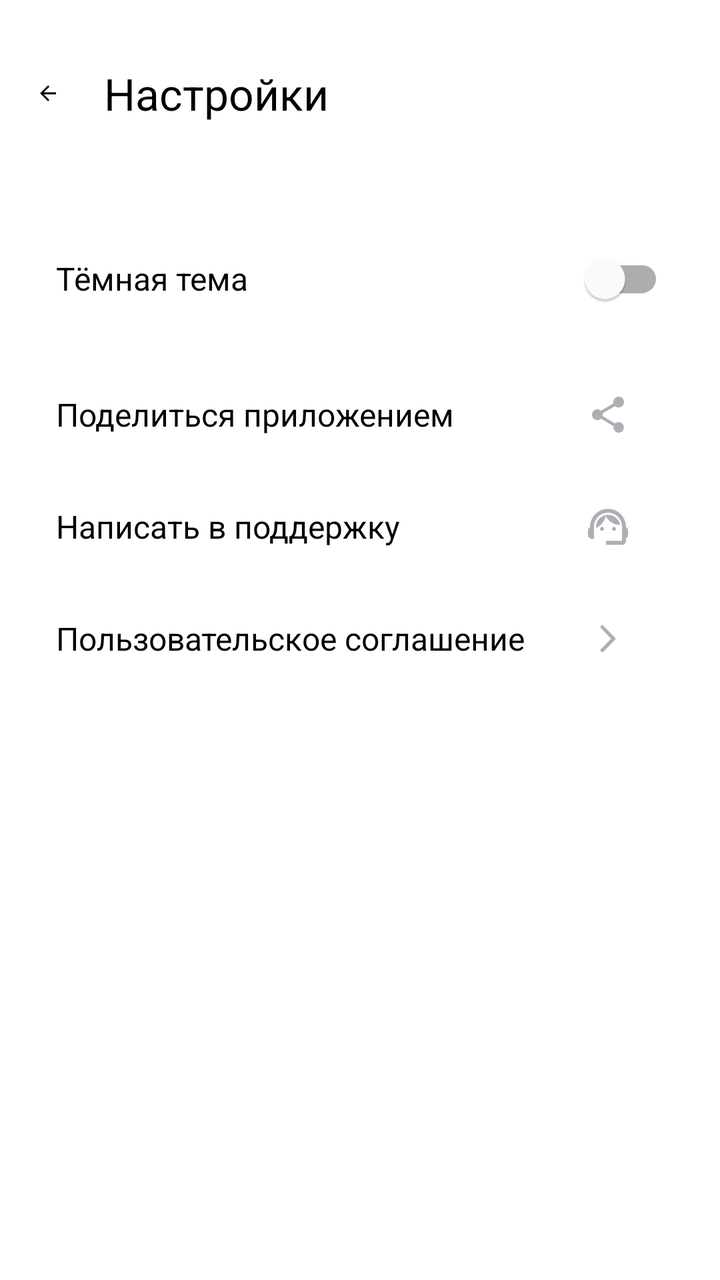
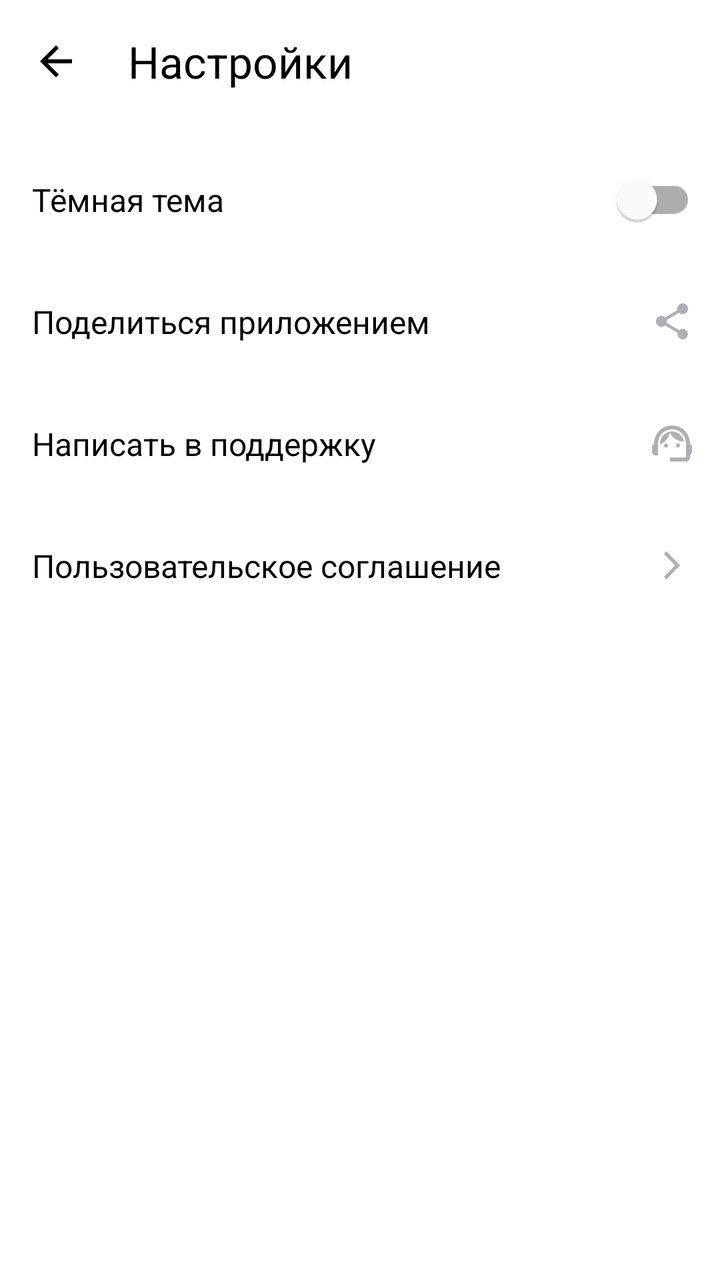

Before-and-after screenshots of an Android layout around one commit, followed by the original layout XML and the change that was made.
<!-- AndroidManifest.xml: application theme Theme.MaterialComponents.DayNight.NoActionBar -->
<!-- res/layout/activity_settings.xml -->
<?xml version="1.0" encoding="utf-8"?>
<LinearLayout xmlns:android="http://schemas.android.com/apk/res/android"
    xmlns:app="http://schemas.android.com/apk/res-auto"
    xmlns:tools="http://schemas.android.com/tools"
    android:layout_width="match_parent"
    android:layout_height="match_parent"
    android:orientation="vertical"
    android:padding="@dimen/main_padding"
    android:background="@color/white">

    <LinearLayout
        android:layout_width="match_parent"
        android:layout_height="wrap_content"
        android:orientation="horizontal"
        android:gravity="center_vertical"
        android:layout_marginTop="20dp"
        android:layout_marginBottom="30dp">

        <ImageView
	    android:id="@+id/backButton"
            android:layout_width="@dimen/back_icon_size"
            android:layout_height="@dimen/back_icon_size"
            android:src="@drawable/ic_button_back"
            android:layout_marginEnd="@dimen/back_icon_margin_end"
            app:tint="@color/black"
	    android:contentDescription="@string/back_button_description" />

        <TextView
            android:layout_width="0dp"
            android:layout_height="wrap_content"
            android:layout_weight="1"
            android:text="@string/settings_title"
            android:textSize="@dimen/settings_title_size"
            android:textColor="@color/black"
            android:gravity="center_vertical" />

        <View
            android:layout_width="@dimen/back_icon_size"
            android:layout_height="@dimen/back_icon_size"
            android:layout_marginEnd="@dimen/back_icon_margin_end" />

    </LinearLayout>

    <LinearLayout
        android:layout_width="match_parent"
        android:layout_height="wrap_content"
        android:orientation="vertical"
        android:background="@color/white"
        android:paddingVertical="@dimen/settings_padding_vertical"
        app:cornerRadius="@dimen/settings_corner_radius">

        <LinearLayout
            android:layout_width="match_parent"
            android:layout_height="wrap_content"
            android:orientation="horizontal"
            android:gravity="center_vertical"
            android:padding="16dp">

            <TextView
                android:layout_width="0dp"
                android:layout_height="wrap_content"
                android:layout_weight="1"
                android:text="@string/dark_theme"
                android:textSize="@dimen/settings_text_size"
                android:textColor="@color/black" />

            <com.google.android.material.switchmaterial.SwitchMaterial
                android:layout_width="wrap_content"
                android:layout_height="wrap_content" />

        </LinearLayout>

        <LinearLayout
            android:layout_width="match_parent"
            android:layout_height="wrap_content"
            android:orientation="horizontal"
            android:gravity="center_vertical"
            android:padding="16dp">

            <TextView
                android:layout_width="0dp"
                android:layout_height="wrap_content"
                android:layout_weight="1"
                android:text="@string/share_app"
                android:textSize="@dimen/settings_text_size"
                android:textColor="@color/black" />

            <LinearLayout
                android:layout_width="wrap_content"
                android:layout_height="wrap_content"
                android:orientation="horizontal"
                android:gravity="center_vertical">

                <ImageView
                    android:layout_width="@dimen/settings_icon_size"
                    android:layout_height="@dimen/settings_icon_size"
                    android:src="@drawable/ic_share"
                    android:layout_marginEnd="@dimen/settings_icon_margin_end"
                    app:tint="@color/gray"
		    android:contentDescription="@string/share_icon_description" />

            </LinearLayout>

        </LinearLayout>


        <LinearLayout
            android:layout_width="match_parent"
            android:layout_height="wrap_content"
            android:orientation="horizontal"
            android:gravity="center_vertical"
            android:padding="16dp">

            <TextView
                android:layout_width="0dp"
                android:layout_height="wrap_content"
                android:layout_weight="1"
                android:text="@string/support"
                android:textSize="@dimen/settings_text_size"
                android:textColor="@color/black" />

            <LinearLayout
                android:layout_width="wrap_content"
                android:layout_height="wrap_content"
                android:orientation="horizontal"
                android:gravity="center_vertical">

                <ImageView
                    android:layout_width="@dimen/settings_icon_size"
                    android:layout_height="@dimen/settings_icon_size"
                    android:src="@drawable/ic_support"
                    android:tint="@color/gray"
                    android:layout_marginEnd="@dimen/settings_icon_margin_end"
                    tools:ignore="UseAppTint"
		    android:contentDescription="@string/support_icon_description" />
 
	    </LinearLayout>

        </LinearLayout>



        <LinearLayout
            android:layout_width="match_parent"
            android:layout_height="wrap_content"
            android:orientation="horizontal"
            android:gravity="center_vertical"
            android:padding="16dp">

            <TextView
                android:layout_width="0dp"
                android:layout_height="wrap_content"
                android:layout_weight="1"
                android:text="@string/user_agreement"
                android:textSize="@dimen/settings_text_size"
                android:textColor="@color/black" />

            <LinearLayout
                android:layout_width="wrap_content"
                android:layout_height="wrap_content"
                android:orientation="horizontal"
                android:gravity="center_vertical">

                <ImageView
                    android:layout_width="@dimen/settings_icon_size"
                    android:layout_height="@dimen/settings_icon_size"
                    android:src="@drawable/ic_agreement"
                    android:layout_marginEnd="@dimen/settings_icon_margin_end"
                    app:tint="@color/gray"
		    android:contentDescription="@string/agreement_icon_description" />


             </LinearLayout>

        </LinearLayout>

    </LinearLayout>

</LinearLayout>
<!-- resources referenced by this layout -->
<resources>
  <color name="black">#000000</color>
  <color name="gray">#AEAFB4</color>
  <color name="white">#FFFFFF</color>
  <dimen name="back_icon_margin_end">16dp</dimen>
  <dimen name="back_icon_size">24dp</dimen>
  <dimen name="main_padding">12dp</dimen>
  <dimen name="settings_corner_radius">12dp</dimen>
  <dimen name="settings_icon_margin_end">16dp</dimen>
  <dimen name="settings_icon_size">24dp</dimen>
  <dimen name="settings_padding_vertical">8dp</dimen>
  <dimen name="settings_text_size">16sp</dimen>
  <dimen name="settings_title_size">22sp</dimen>
  <!-- drawable ic_agreement (drawable) -->
  <vector xmlns:android="http://schemas.android.com/apk/res/android"
      android:width="24dp"
      android:height="24dp"
      android:viewportWidth="24"
      android:viewportHeight="24">
    <path
        android:pathData="M8,17.749L9.213,19L16,12L9.213,5L8,6.252L13.573,12L8,17.749Z"
        android:fillColor="#AEAFB4"/>
  </vector>
  <!-- drawable ic_button_back (drawable) -->
  <vector xmlns:android="http://schemas.android.com/apk/res/android"
      android:width="48dp"
      android:height="48dp"
      android:viewportWidth="48"
      android:viewportHeight="48">
    <group>
      <clip-path
          android:pathData="M12,12h24v24h-24z"/>
      <path
          android:pathData="M32,23H19.83L25.42,17.41L24,16L16,24L24,32L25.41,30.59L19.83,25H32V23Z"
          android:fillColor="#1A1B22"/>
    </group>
  </vector>
  <!-- drawable ic_share (drawable) -->
  <vector xmlns:android="http://schemas.android.com/apk/res/android"
      android:width="24dp"
      android:height="24dp"
      android:viewportWidth="24"
      android:viewportHeight="24">
    <path
        android:pathData="M17.333,15.723C16.658,15.723 16.053,15.994 15.591,16.419L9.253,12.669C9.298,12.461 9.333,12.253 9.333,12.036C9.333,11.819 9.298,11.611 9.253,11.404L15.52,7.69C16,8.142 16.631,8.422 17.333,8.422C18.809,8.422 20,7.211 20,5.711C20,4.211 18.809,3 17.333,3C15.858,3 14.667,4.211 14.667,5.711C14.667,5.928 14.702,6.136 14.747,6.343L8.48,10.057C8,9.605 7.369,9.325 6.667,9.325C5.191,9.325 4,10.536 4,12.036C4,13.536 5.191,14.747 6.667,14.747C7.369,14.747 8,14.467 8.48,14.015L14.809,17.774C14.764,17.964 14.738,18.163 14.738,18.361C14.738,19.816 15.902,21 17.333,21C18.764,21 19.929,19.816 19.929,18.361C19.929,16.907 18.764,15.723 17.333,15.723Z"
        android:fillColor="#AEAFB4"/>
  </vector>
  <string name="agreement_icon_description">Иконка соглашения</string>
  <string name="back_button_description">Назад</string>
  <string name="dark_theme">Тёмная тема</string>
  <string name="settings_title">Настройки</string>
  <string name="share_app">Поделиться приложением</string>
  <string name="share_icon_description">Иконка поделиться</string>
  <string name="support">Написать в поддержку</string>
  <string name="support_icon_description">Иконка поддержки</string>
  <string name="user_agreement">Пользовательское соглашение</string>
  <!-- unchanged entries left out for length: 1 -->
</resources>

<!-- the commit's change to res/layout/activity_settings.xml (unified diff, before → after) -->
@@ -5,7 +5,6 @@
     android:layout_width="match_parent"
     android:layout_height="match_parent"
     android:orientation="vertical"
-    android:padding="@dimen/main_padding"
     android:background="@color/white">
 
     <LinearLayout
@@ -13,15 +12,14 @@
         android:layout_height="wrap_content"
         android:orientation="horizontal"
         android:gravity="center_vertical"
-        android:layout_marginTop="20dp"
-        android:layout_marginBottom="30dp">
+	android:padding="4dp"
+        tools:ignore="UseCompoundDrawables">
 
         <ImageView
 	    android:id="@+id/backButton"
             android:layout_width="@dimen/back_icon_size"
             android:layout_height="@dimen/back_icon_size"
             android:src="@drawable/ic_button_back"
-            android:layout_marginEnd="@dimen/back_icon_margin_end"
             app:tint="@color/black"
 	    android:contentDescription="@string/back_button_description" />
 
@@ -32,12 +30,9 @@
             android:text="@string/settings_title"
             android:textSize="@dimen/settings_title_size"
             android:textColor="@color/black"
-            android:gravity="center_vertical" />
+	    android:padding="12dp" />
 
-        <View
-            android:layout_width="@dimen/back_icon_size"
-            android:layout_height="@dimen/back_icon_size"
-            android:layout_marginEnd="@dimen/back_icon_margin_end" />
+        
 
     </LinearLayout>
 
@@ -51,10 +46,9 @@
 
         <LinearLayout
             android:layout_width="match_parent"
-            android:layout_height="wrap_content"
+            android:layout_height="61dp"
             android:orientation="horizontal"
-            android:gravity="center_vertical"
-            android:padding="16dp">
+            android:gravity="center_vertical">
 
             <TextView
                 android:layout_width="0dp"
@@ -62,20 +56,21 @@
                 android:layout_weight="1"
                 android:text="@string/dark_theme"
                 android:textSize="@dimen/settings_text_size"
-                android:textColor="@color/black" />
+                android:textColor="@color/black"
+		android:padding="16dp" />
 
             <com.google.android.material.switchmaterial.SwitchMaterial
                 android:layout_width="wrap_content"
-                android:layout_height="wrap_content" />
+                android:layout_height="wrap_content"
+		android:padding="12dp" />
 
         </LinearLayout>
 
         <LinearLayout
             android:layout_width="match_parent"
-            android:layout_height="wrap_content"
+            android:layout_height="61dp"
             android:orientation="horizontal"
-            android:gravity="center_vertical"
-            android:padding="16dp">
+            android:gravity="center_vertical">
 
             <TextView
                 android:layout_width="0dp"
@@ -83,19 +78,20 @@
                 android:layout_weight="1"
                 android:text="@string/share_app"
                 android:textSize="@dimen/settings_text_size"
-                android:textColor="@color/black" />
+                android:textColor="@color/black"
+		android:padding="16dp" />
 
             <LinearLayout
                 android:layout_width="wrap_content"
                 android:layout_height="wrap_content"
                 android:orientation="horizontal"
-                android:gravity="center_vertical">
+                android:gravity="center_vertical"
+		android:padding="12dp">
 
                 <ImageView
                     android:layout_width="@dimen/settings_icon_size"
                     android:layout_height="@dimen/settings_icon_size"
                     android:src="@drawable/ic_share"
-                    android:layout_marginEnd="@dimen/settings_icon_margin_end"
                     app:tint="@color/gray"
 		    android:contentDescription="@string/share_icon_description" />
 
@@ -106,10 +102,9 @@
 
         <LinearLayout
             android:layout_width="match_parent"
-            android:layout_height="wrap_content"
+            android:layout_height="61dp"
             android:orientation="horizontal"
-            android:gravity="center_vertical"
-            android:padding="16dp">
+            android:gravity="center_vertical">
 
             <TextView
                 android:layout_width="0dp"
@@ -117,20 +112,21 @@
                 android:layout_weight="1"
                 android:text="@string/support"
                 android:textSize="@dimen/settings_text_size"
-                android:textColor="@color/black" />
+                android:textColor="@color/black"
+		android:padding="16dp" />
 
             <LinearLayout
                 android:layout_width="wrap_content"
                 android:layout_height="wrap_content"
                 android:orientation="horizontal"
-                android:gravity="center_vertical">
+                android:gravity="center_vertical"
+		android:padding="12dp">
 
                 <ImageView
                     android:layout_width="@dimen/settings_icon_size"
                     android:layout_height="@dimen/settings_icon_size"
                     android:src="@drawable/ic_support"
                     android:tint="@color/gray"
-                    android:layout_marginEnd="@dimen/settings_icon_margin_end"
                     tools:ignore="UseAppTint"
 		    android:contentDescription="@string/support_icon_description" />
  
@@ -142,10 +138,9 @@
 
         <LinearLayout
             android:layout_width="match_parent"
-            android:layout_height="wrap_content"
+            android:layout_height="61dp"
             android:orientation="horizontal"
-            android:gravity="center_vertical"
-            android:padding="16dp">
+            android:gravity="center_vertical">
 
             <TextView
                 android:layout_width="0dp"
@@ -153,19 +148,20 @@
                 android:layout_weight="1"
                 android:text="@string/user_agreement"
                 android:textSize="@dimen/settings_text_size"
-                android:textColor="@color/black" />
+                android:textColor="@color/black"
+		android:padding="16dp" />
 
             <LinearLayout
                 android:layout_width="wrap_content"
                 android:layout_height="wrap_content"
                 android:orientation="horizontal"
-                android:gravity="center_vertical">
+                android:gravity="center_vertical"
+		android:padding="12dp">
 
                 <ImageView
                     android:layout_width="@dimen/settings_icon_size"
                     android:layout_height="@dimen/settings_icon_size"
                     android:src="@drawable/ic_agreement"
-                    android:layout_marginEnd="@dimen/settings_icon_margin_end"
                     app:tint="@color/gray"
 		    android:contentDescription="@string/agreement_icon_description" />
 
<!-- resource entries referenced after the edit -->
@@ -3,11 +3,8 @@
   <color name="black">#000000</color>
   <color name="gray">#AEAFB4</color>
   <color name="white">#FFFFFF</color>
-  <dimen name="back_icon_margin_end">16dp</dimen>
-  <dimen name="back_icon_size">24dp</dimen>
-  <dimen name="main_padding">12dp</dimen>
+  <dimen name="back_icon_size">48dp</dimen>
   <dimen name="settings_corner_radius">12dp</dimen>
-  <dimen name="settings_icon_margin_end">16dp</dimen>
   <dimen name="settings_icon_size">24dp</dimen>
   <dimen name="settings_padding_vertical">8dp</dimen>
   <dimen name="settings_text_size">16sp</dimen>
